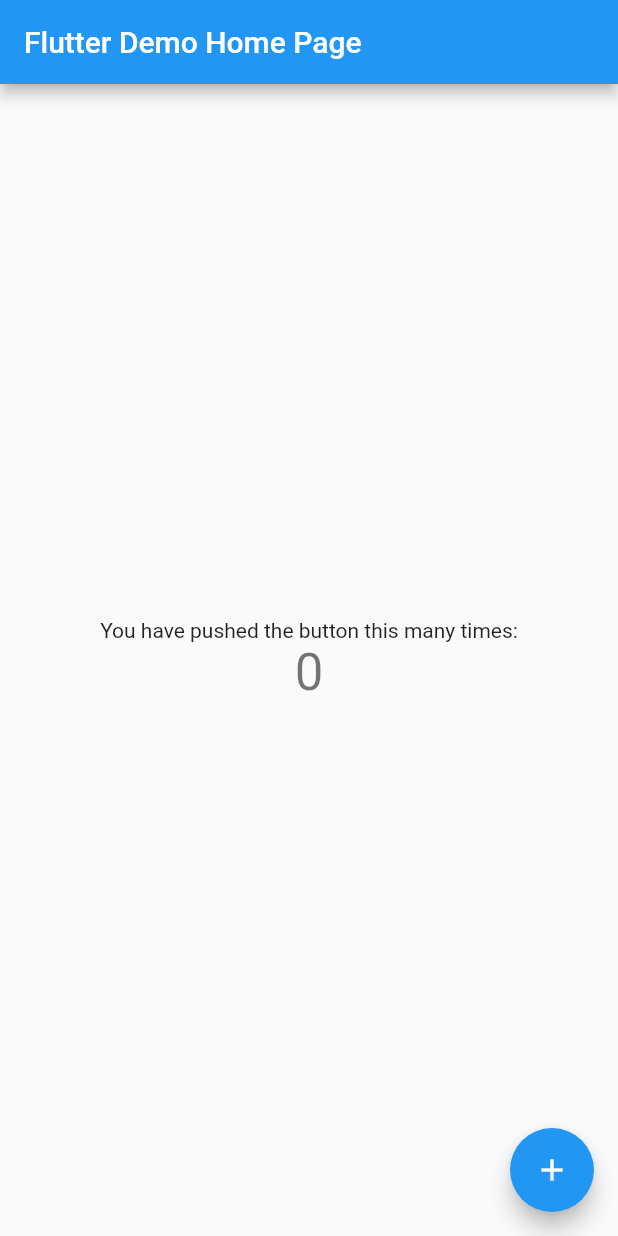
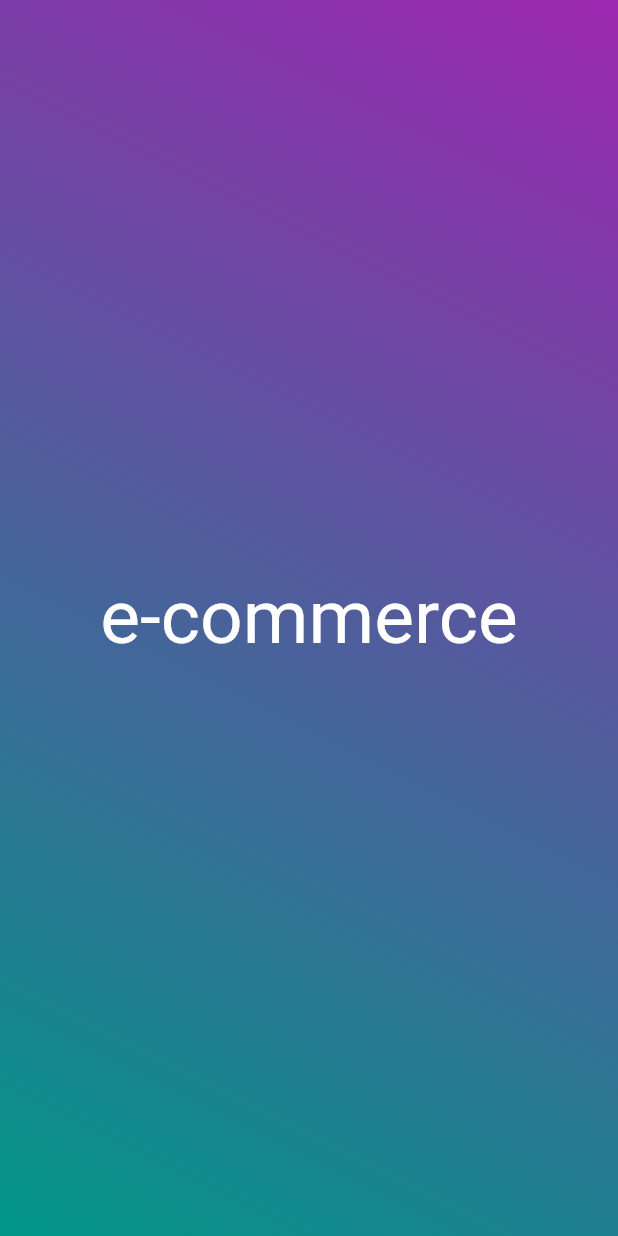
Before and after one commit to thisiskhan/e_commerce_flutter, a Flutter app: the first screen one second after launch, on a phone screen of 412 x 824 dp. Run offline on Flutter 3.47's test engine with Material 2 defaults, Android fonts, the phone set to English and light mode, and no system bars.

Commit message:
Update main.dart

```diff
--- a/lib/main.dart
+++ b/lib/main.dart
@@ -1,76 +1,78 @@
+import 'dart:async';
 import 'package:flutter/material.dart';
-
+import 'package:e_commerce_flutter/Frontend/frontend.dart';
+import 'dart:math';
 void main() {
   runApp(MyApp());
 }
 
 class MyApp extends StatelessWidget {
-
   @override
   Widget build(BuildContext context) {
     return MaterialApp(
-      title: 'Flutter Demo',
-      theme: ThemeData(
+      home: SplashScreen(),
+      debugShowCheckedModeBanner: false,
+      routes: {'Login': (context) => Login()},
+    );
 
-        primarySwatch: Colors.blue,
-
-        visualDensity: VisualDensity.adaptivePlatformDensity,
-      ),
-      home: MyHomePage(title: 'Flutter Demo Home Page'),
-    );
   }
 }
 
-class MyHomePage extends StatefulWidget {
-  MyHomePage({Key key, this.title}) : super(key: key);
-
-
-
-  final String title;
-
+class SplashScreen extends StatefulWidget {
   @override
-  _MyHomePageState createState() => _MyHomePageState();
+  _SplashScreenState createState() => _SplashScreenState();
 }
 
-class _MyHomePageState extends State<MyHomePage> {
-  int _counter = 0;
-
-  void _incrementCounter() {
-    setState(() {
-
-      _counter++;
+class _SplashScreenState extends State<SplashScreen> {
+  void startTimer() {
+    Timer(Duration(seconds: 1), () {
+      Navigator.of(context).pushReplacementNamed('Login');
     });
   }
 
   @override
+  void initState() {
+    super.initState();
+    startTimer();
+  }
+
+  @override
   Widget build(BuildContext context) {
+    return Scaffold(
+        backgroundColor: Colors.white,
+        body: Container(
+          decoration: BoxDecoration(
+            gradient: LinearGradient(
+                begin: Alignment.topRight,
+                end: Alignment.bottomLeft,
+                colors: [
+                  Colors.purple,
+                  Colors.teal,
 
-    return Scaffold(
-      appBar: AppBar(
+                ]
+            ),
+          ),
 
-        title: Text(widget.title),
-      ),
-      body: Center(
+          child: Column(
+            mainAxisAlignment: MainAxisAlignment.center,
+            crossAxisAlignment: CrossAxisAlignment.center,
+            children: [
+              Center(
+                  child:
+                  Text(
+                    "e-commerce",
+                    style: TextStyle(
+                       // fontFamily: "Satisfy",
+                        fontSize: 50.0,
+                        color: Colors.white
+                    ),
+                  )
 
-        child: Column(
+              ),
+            ],
+          ),
 
-          mainAxisAlignment: MainAxisAlignment.center,
-          children: <Widget>[
-            Text(
-              'You have pushed the button this many times:',
-            ),
-            Text(
-              '$_counter',
-              style: Theme.of(context).textTheme.headline4,
-            ),
-          ],
-        ),
-      ),
-      floatingActionButton: FloatingActionButton(
-        onPressed: _incrementCounter,
-        tooltip: 'Increment',
-        child: Icon(Icons.add),
-      ),
+        )
     );
   }
 }
```
